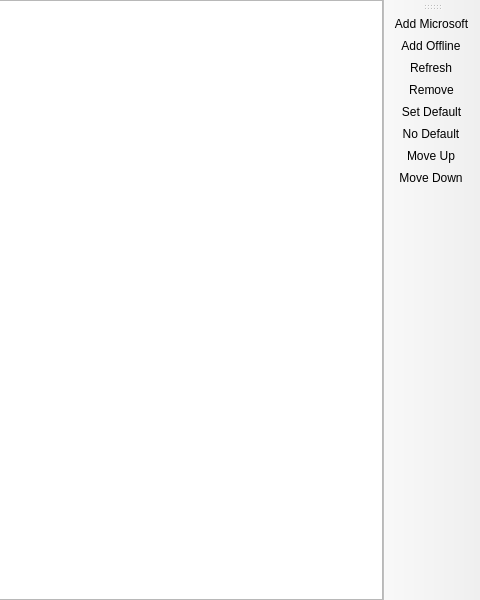
Old version of the form launcher/ui/pages/global/AccountListPage.ui in the repository KAKTYS200/FrendsLauncher; both pictures show x 320 to 800 and y 0 to 600 of the 800 by 600 pixel window.
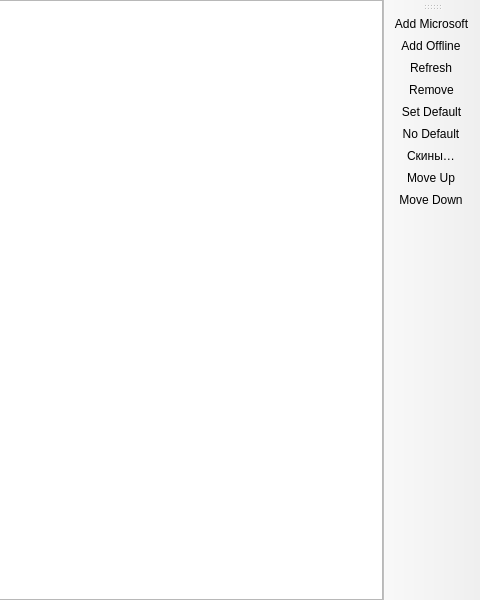
New version of the form. Icons and pictures are not drawn. Custom widgets are drawn as their Qt base class.

Commit message: Версия 1.3: скины без модов, библиотека скинов, авторелиз по тегу

What changed in the file:
```diff
--- a/launcher/ui/pages/global/AccountListPage.ui
+++ b/launcher/ui/pages/global/AccountListPage.ui
@@ -58,6 +58,7 @@
    <addaction name="actionRemove"/>
    <addaction name="actionSetDefault"/>
    <addaction name="actionNoDefault"/>
+   <addaction name="actionSkinManager"/>
    <addaction name="actionMoveUp"/>
    <addaction name="actionMoveDown"/>
   </widget>
@@ -107,6 +108,14 @@
     <string>Move &amp;Down</string>
    </property>
   </action>
+  <action name="actionSkinManager">
+   <property name="icon">
+    <iconset theme="accounts"/>
+   </property>
+   <property name="text">
+    <string>Скины…</string>
+   </property>
+  </action>
  </widget>
  <customwidgets>
   <customwidget>
```
The commit also changes 21 other files.
